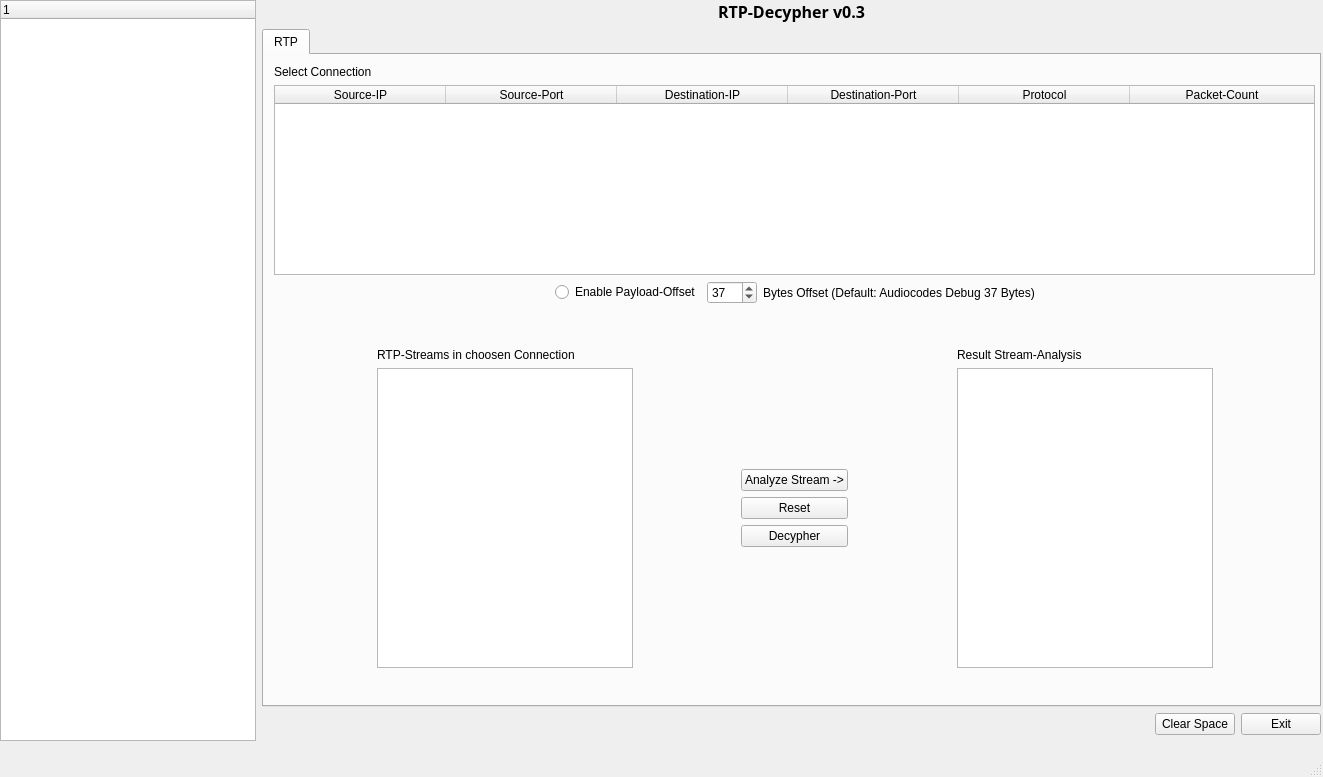
Old version of the form mainwindow.ui in the repository dkuehnl/rtp_decypher.
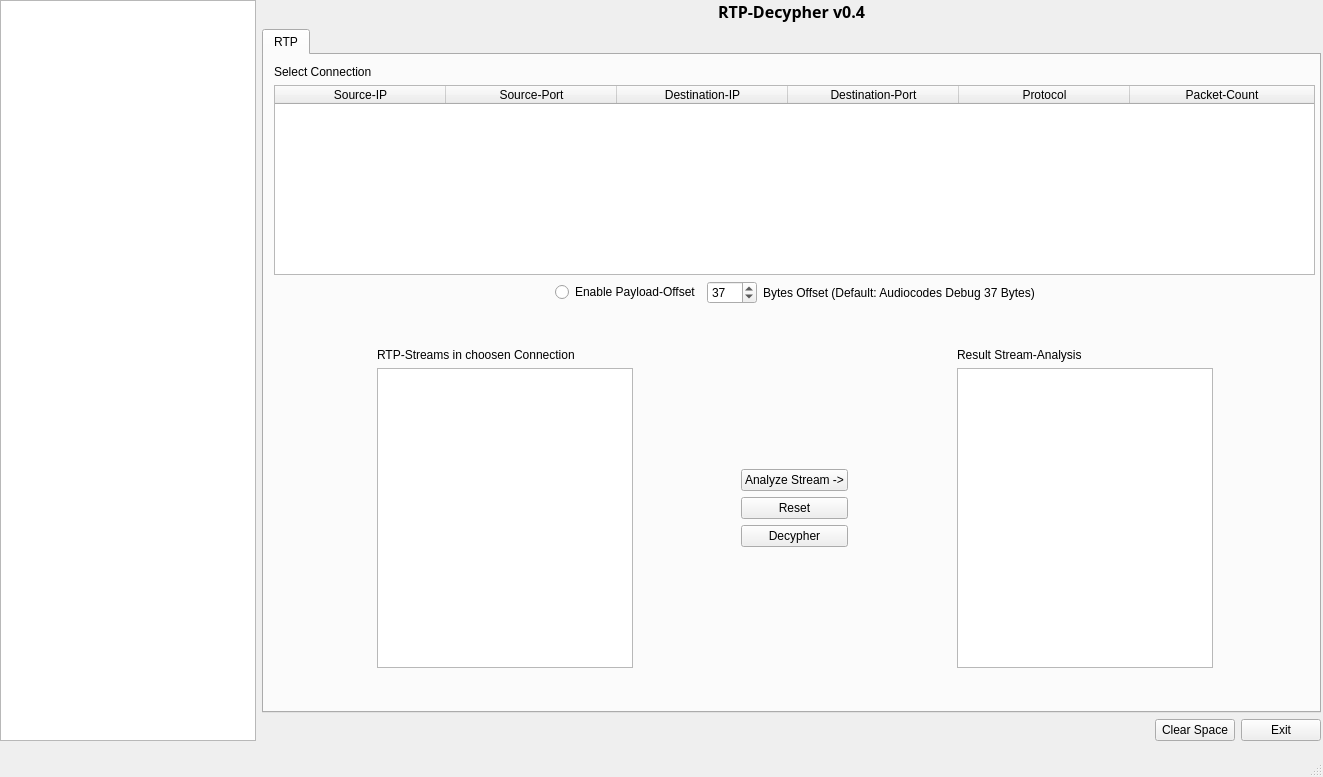
New version of the form.

Commit message: Implemented Filebrowser and Button-Events (just with qDebugs())

```diff
--- a/mainwindow.ui
+++ b/mainwindow.ui
@@ -334,6 +334,22 @@
        </widget>
       </widget>
      </item>
+     <item row="0" column="0" rowspan="3">
+      <widget class="QTreeView" name="tw_filesystem">
+       <property name="sizePolicy">
+        <sizepolicy hsizetype="Fixed" vsizetype="Expanding">
+         <horstretch>0</horstretch>
+         <verstretch>0</verstretch>
+        </sizepolicy>
+       </property>
+       <property name="minimumSize">
+        <size>
+         <width>50</width>
+         <height>0</height>
+        </size>
+       </property>
+      </widget>
+     </item>
      <item row="0" column="1" colspan="2">
       <widget class="QLabel" name="label">
        <property name="font">
@@ -344,29 +360,13 @@
         </font>
        </property>
        <property name="text">
-        <string>RTP-Decypher v0.3</string>
+        <string>RTP-Decypher v0.4</string>
        </property>
        <property name="alignment">
         <set>Qt::AlignmentFlag::AlignCenter</set>
        </property>
       </widget>
      </item>
-     <item row="0" column="0" rowspan="4">
-      <widget class="QTreeWidget" name="tw_filepicker">
-       <property name="sizePolicy">
-        <sizepolicy hsizetype="Fixed" vsizetype="Expanding">
-         <horstretch>0</horstretch>
-         <verstretch>0</verstretch>
-        </sizepolicy>
-       </property>
-       <property name="minimumSize">
-        <size>
-         <width>50</width>
-         <height>508</height>
-        </size>
-       </property>
-      </widget>
-     </item>
      <item row="2" column="2">
       <layout class="QHBoxLayout" name="horizontalLayout">
        <item>
```
The commit also changes 5 other files.
